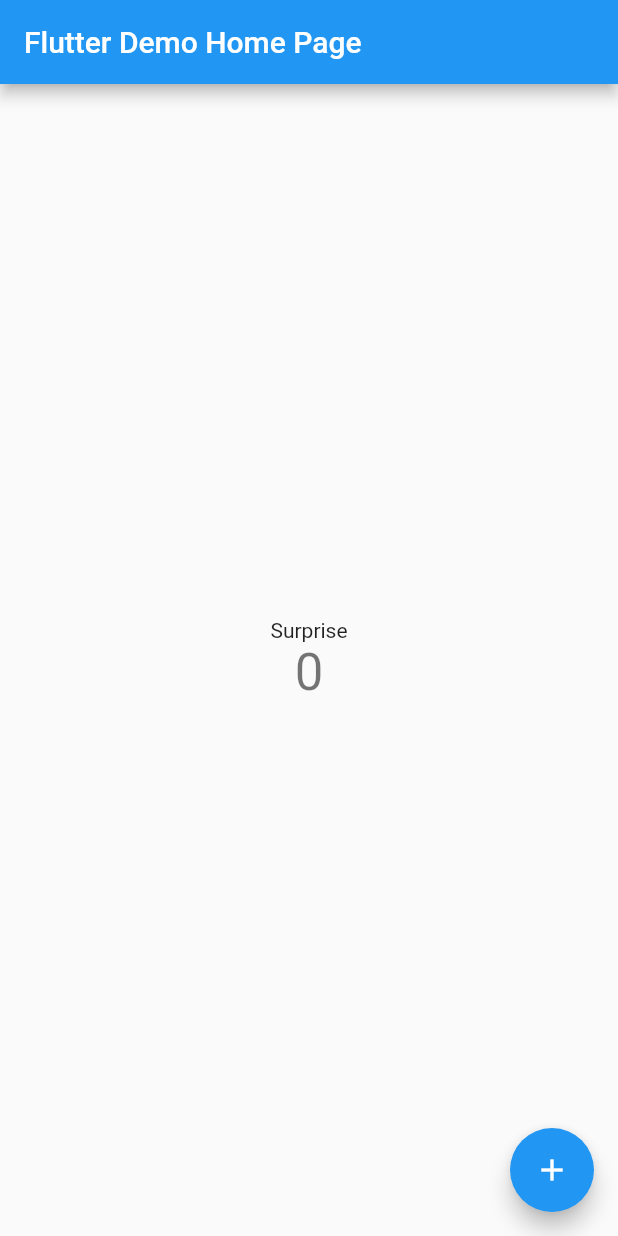
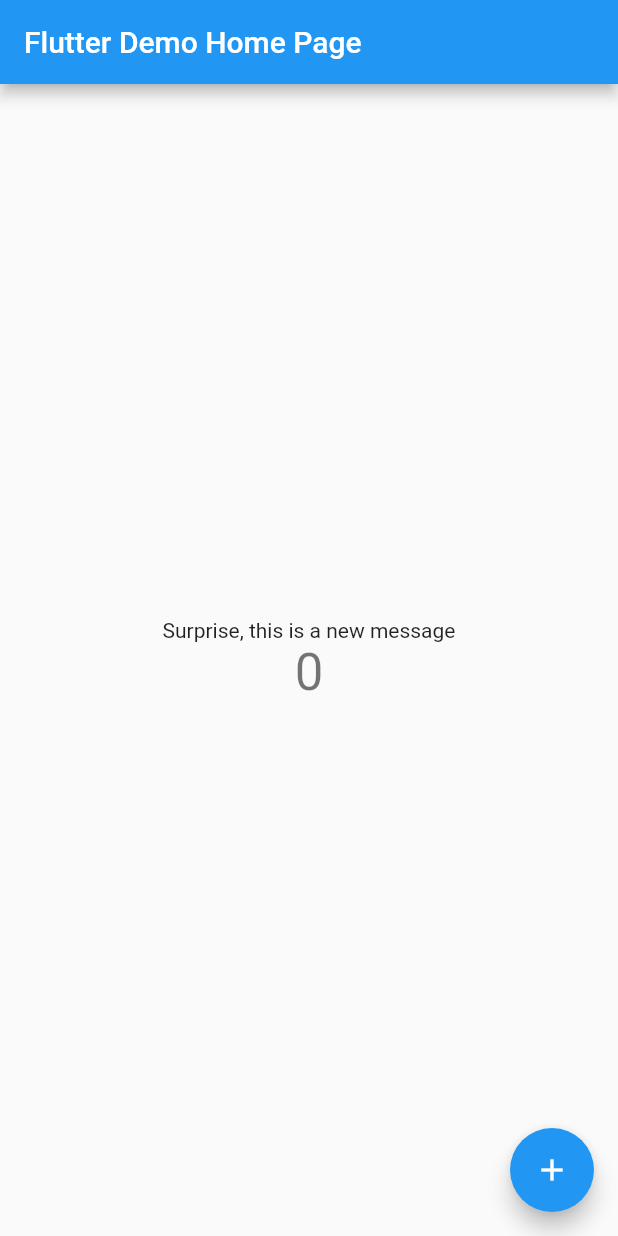
Before and after one commit to dustin-graham/flutter_github_sample, a Flutter app: the screen it shows after launch, on a phone screen of 412 x 824 dp. Run offline on Flutter 3.47's test engine with Material 2 defaults, Android fonts, the phone set to English and light mode, and no system bars.

```diff
--- a/lib/main.dart
+++ b/lib/main.dart
@@ -43,7 +43,7 @@ class _MyHomePageState extends State<MyHomePage> {
           mainAxisAlignment: MainAxisAlignment.center,
           children: <Widget>[
             Text(
-              'Surprise',
+              'Surprise, this is a new message',
             ),
             Text(
               '$_counter',
```
